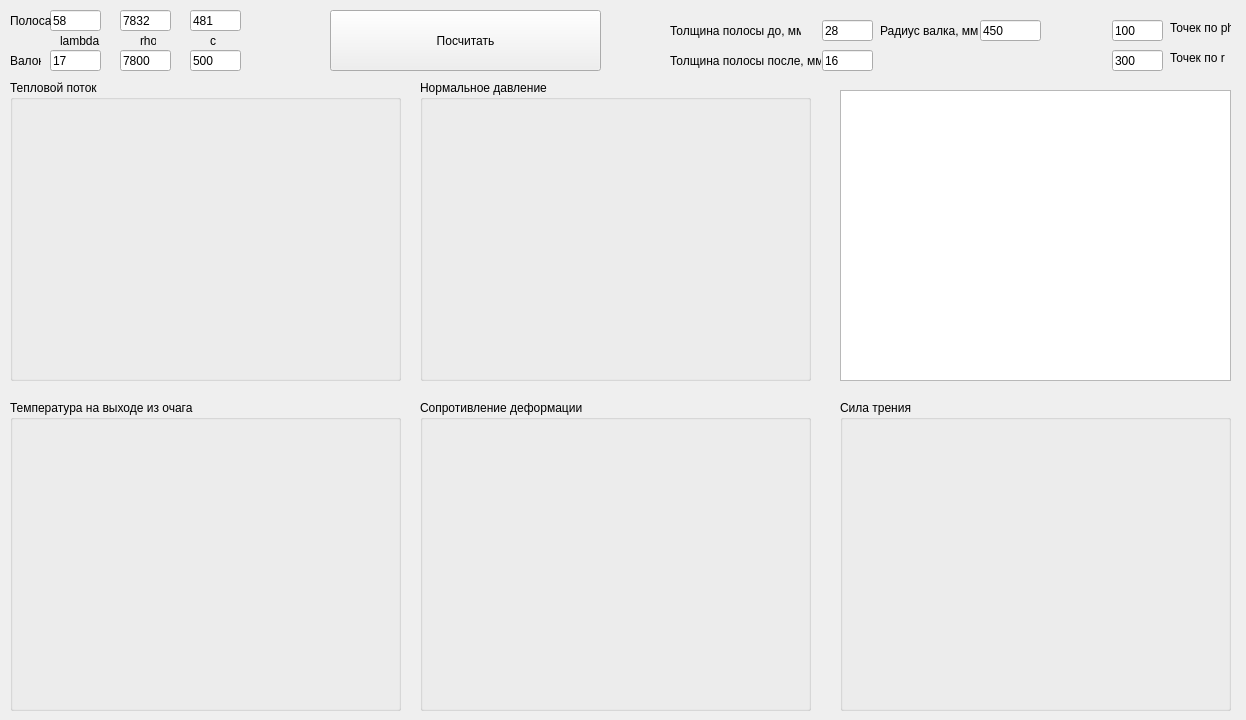
This is mainwindow.ui in MVetch/heat as Qt 5 draws it before an edit. The edited form follows.
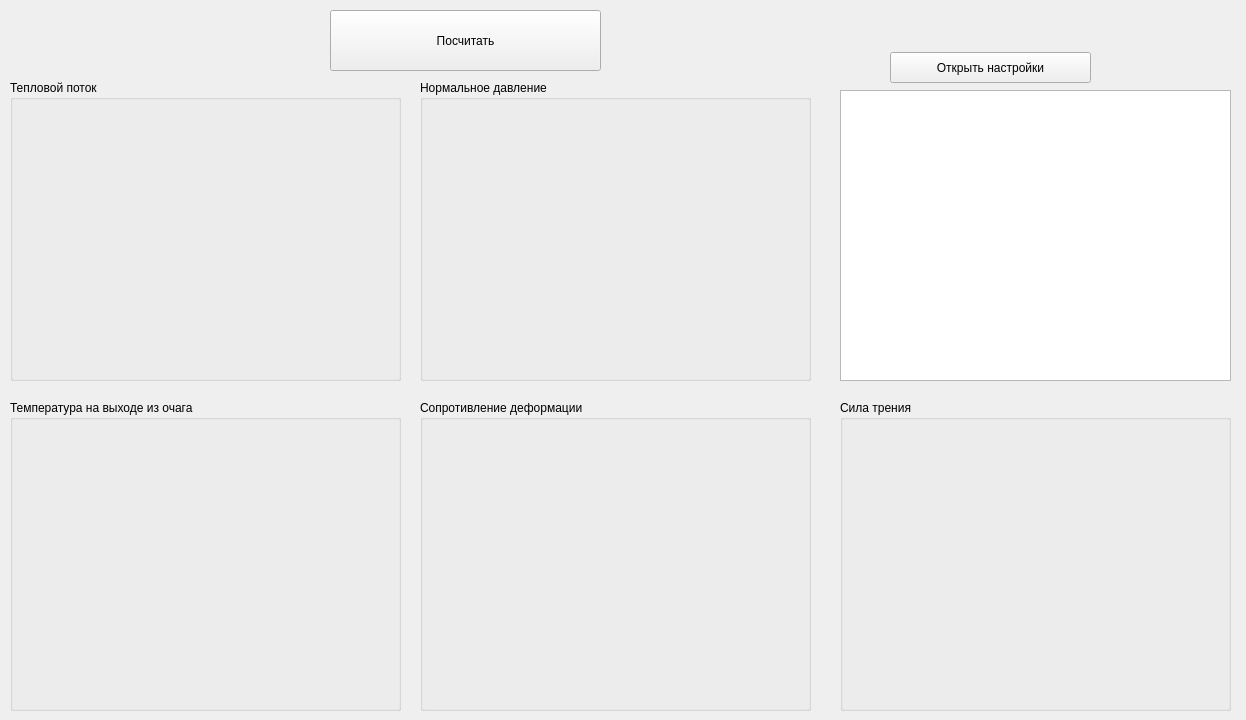
This is the edited form. Custom widgets are drawn as their Qt base class.

Commit message: settings window

```diff
--- a/mainwindow.ui
+++ b/mainwindow.ui
@@ -27,84 +27,6 @@
      <string>Посчитать</string>
     </property>
    </widget>
-   <widget class="QLineEdit" name="editH_a">
-    <property name="geometry">
-     <rect>
-      <x>822</x>
-      <y>50</y>
-      <width>51</width>
-      <height>21</height>
-     </rect>
-    </property>
-    <property name="text">
-     <string>16</string>
-    </property>
-   </widget>
-   <widget class="QLineEdit" name="editH_b">
-    <property name="geometry">
-     <rect>
-      <x>822</x>
-      <y>20</y>
-      <width>51</width>
-      <height>21</height>
-     </rect>
-    </property>
-    <property name="text">
-     <string>28</string>
-    </property>
-   </widget>
-   <widget class="QLineEdit" name="lineRad">
-    <property name="geometry">
-     <rect>
-      <x>980</x>
-      <y>20</y>
-      <width>61</width>
-      <height>21</height>
-     </rect>
-    </property>
-    <property name="text">
-     <string>450</string>
-    </property>
-   </widget>
-   <widget class="QLabel" name="label_2">
-    <property name="geometry">
-     <rect>
-      <x>670</x>
-      <y>20</y>
-      <width>131</width>
-      <height>21</height>
-     </rect>
-    </property>
-    <property name="text">
-     <string>Толщина полосы до, мм</string>
-    </property>
-   </widget>
-   <widget class="QLabel" name="label_3">
-    <property name="geometry">
-     <rect>
-      <x>670</x>
-      <y>50</y>
-      <width>151</width>
-      <height>21</height>
-     </rect>
-    </property>
-    <property name="text">
-     <string>Толщина полосы после, мм</string>
-    </property>
-   </widget>
-   <widget class="QLabel" name="label_4">
-    <property name="geometry">
-     <rect>
-      <x>880</x>
-      <y>20</y>
-      <width>101</width>
-      <height>21</height>
-     </rect>
-    </property>
-    <property name="text">
-     <string>Радиус валка, мм</string>
-    </property>
-   </widget>
    <widget class="QTableWidget" name="tableWidget">
     <property name="geometry">
      <rect>
@@ -127,201 +49,6 @@
      <bool>false</bool>
     </property>
    </widget>
-   <widget class="QLineEdit" name="thetaStep">
-    <property name="geometry">
-     <rect>
-      <x>1112</x>
-      <y>20</y>
-      <width>51</width>
-      <height>21</height>
-     </rect>
-    </property>
-    <property name="text">
-     <string>100</string>
-    </property>
-   </widget>
-   <widget class="QLineEdit" name="hStep">
-    <property name="geometry">
-     <rect>
-      <x>1112</x>
-      <y>50</y>
-      <width>51</width>
-      <height>21</height>
-     </rect>
-    </property>
-    <property name="text">
-     <string>300</string>
-    </property>
-   </widget>
-   <widget class="QLabel" name="label_5">
-    <property name="geometry">
-     <rect>
-      <x>1170</x>
-      <y>20</y>
-      <width>61</width>
-      <height>16</height>
-     </rect>
-    </property>
-    <property name="text">
-     <string>Точек по phi</string>
-    </property>
-   </widget>
-   <widget class="QLabel" name="label_6">
-    <property name="geometry">
-     <rect>
-      <x>1170</x>
-      <y>50</y>
-      <width>61</width>
-      <height>16</height>
-     </rect>
-    </property>
-    <property name="text">
-     <string>Точек по r</string>
-    </property>
-   </widget>
-   <widget class="QLineEdit" name="lambda_p_edit">
-    <property name="geometry">
-     <rect>
-      <x>50</x>
-      <y>10</y>
-      <width>51</width>
-      <height>21</height>
-     </rect>
-    </property>
-    <property name="text">
-     <string>58</string>
-    </property>
-   </widget>
-   <widget class="QLineEdit" name="lambda_v_edit">
-    <property name="geometry">
-     <rect>
-      <x>50</x>
-      <y>50</y>
-      <width>51</width>
-      <height>21</height>
-     </rect>
-    </property>
-    <property name="text">
-     <string>17</string>
-    </property>
-   </widget>
-   <widget class="QLineEdit" name="rho_v_edit">
-    <property name="geometry">
-     <rect>
-      <x>120</x>
-      <y>50</y>
-      <width>51</width>
-      <height>21</height>
-     </rect>
-    </property>
-    <property name="text">
-     <string>7800</string>
-    </property>
-   </widget>
-   <widget class="QLineEdit" name="rho_p_edit">
-    <property name="geometry">
-     <rect>
-      <x>120</x>
-      <y>10</y>
-      <width>51</width>
-      <height>21</height>
-     </rect>
-    </property>
-    <property name="text">
-     <string>7832</string>
-    </property>
-   </widget>
-   <widget class="QLineEdit" name="c_p_edit">
-    <property name="geometry">
-     <rect>
-      <x>190</x>
-      <y>10</y>
-      <width>51</width>
-      <height>21</height>
-     </rect>
-    </property>
-    <property name="text">
-     <string>481</string>
-    </property>
-   </widget>
-   <widget class="QLineEdit" name="c_v_edit">
-    <property name="geometry">
-     <rect>
-      <x>190</x>
-      <y>50</y>
-      <width>51</width>
-      <height>21</height>
-     </rect>
-    </property>
-    <property name="text">
-     <string>500</string>
-    </property>
-   </widget>
-   <widget class="QLabel" name="label_8">
-    <property name="geometry">
-     <rect>
-      <x>10</x>
-      <y>10</y>
-      <width>41</width>
-      <height>21</height>
-     </rect>
-    </property>
-    <property name="text">
-     <string>Полоса</string>
-    </property>
-   </widget>
-   <widget class="QLabel" name="label_9">
-    <property name="geometry">
-     <rect>
-      <x>10</x>
-      <y>50</y>
-      <width>31</width>
-      <height>21</height>
-     </rect>
-    </property>
-    <property name="text">
-     <string>Валок</string>
-    </property>
-   </widget>
-   <widget class="QLabel" name="label_10">
-    <property name="geometry">
-     <rect>
-      <x>60</x>
-      <y>30</y>
-      <width>41</width>
-      <height>21</height>
-     </rect>
-    </property>
-    <property name="text">
-     <string>lambda</string>
-    </property>
-   </widget>
-   <widget class="QLabel" name="label_11">
-    <property name="geometry">
-     <rect>
-      <x>140</x>
-      <y>30</y>
-      <width>16</width>
-      <height>21</height>
-     </rect>
-    </property>
-    <property name="text">
-     <string>rho</string>
-    </property>
-   </widget>
-   <widget class="QLabel" name="label_12">
-    <property name="geometry">
-     <rect>
-      <x>210</x>
-      <y>30</y>
-      <width>16</width>
-      <height>21</height>
-     </rect>
-    </property>
-    <property name="text">
-     <string>c</string>
-    </property>
-   </widget>
    <widget class="QGroupBox" name="groupBox">
     <property name="geometry">
      <rect>
@@ -437,6 +164,19 @@
      </property>
     </widget>
    </widget>
+   <widget class="QPushButton" name="openSettings">
+    <property name="geometry">
+     <rect>
+      <x>890</x>
+      <y>52</y>
+      <width>201</width>
+      <height>31</height>
+     </rect>
+    </property>
+    <property name="text">
+     <string>Открыть настройки</string>
+    </property>
+   </widget>
   </widget>
  </widget>
  <layoutdefault spacing="6" margin="11"/>
```
The commit also changes 10 other files.
